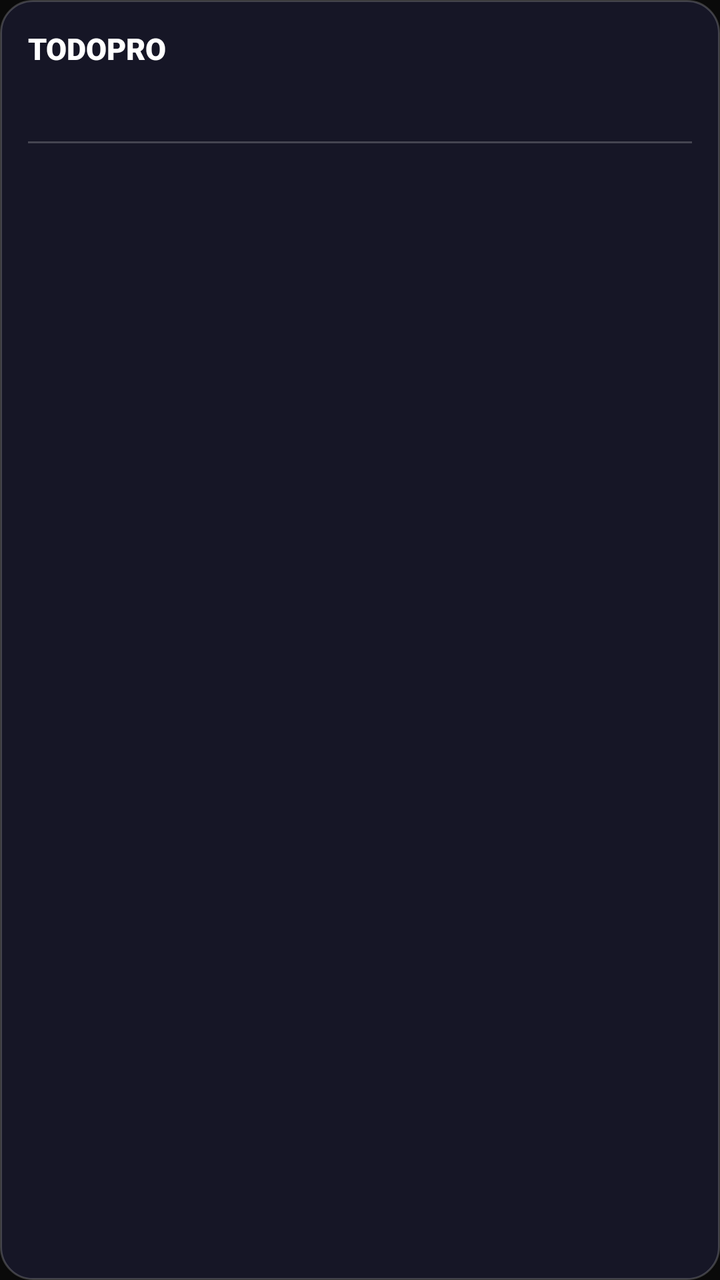
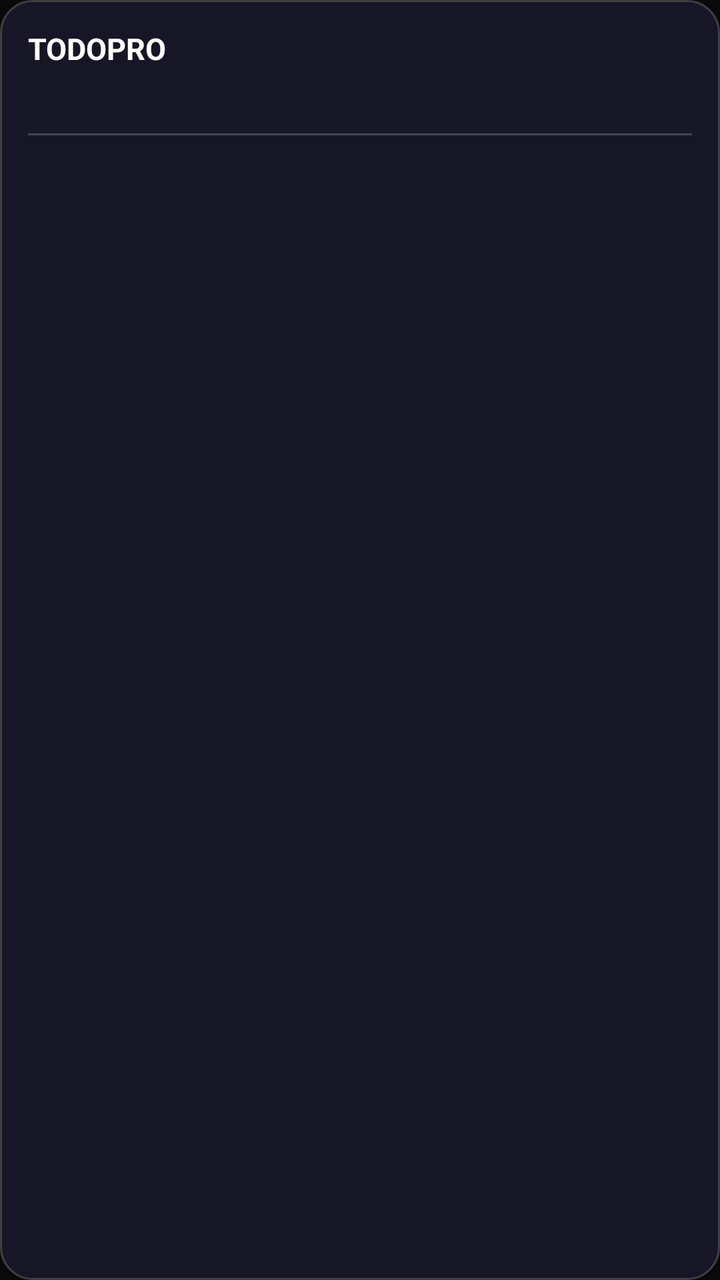

Two renders of the same Android screen: before a commit and after it. Below are the layout's source before the change and the commit's diff.
<!-- AndroidManifest.xml: application theme Theme.TodoPro.Dark -->
<!-- res/layout/widget_large.xml -->
<?xml version="1.0" encoding="utf-8"?>
<LinearLayout
    xmlns:android="http://schemas.android.com/apk/res/android"
    android:id="@+id/widgetLargeRoot"
    android:layout_width="match_parent"
    android:layout_height="match_parent"
    android:orientation="vertical"
    android:background="@drawable/widget_background"
    android:padding="14dp">

    
    <LinearLayout
        android:layout_width="match_parent"
        android:layout_height="wrap_content"
        android:orientation="horizontal"
        android:gravity="center_vertical"
        android:layout_marginBottom="10dp">

        <TextView
            android:id="@+id/widgetLargeTitle"
            android:layout_width="0dp"
            android:layout_height="wrap_content"
            android:layout_weight="1"
            android:text="TODOPRO"
            android:textSize="15sp"
            android:textStyle="bold"
            android:textColor="#FFFFFF"
            android:fontFamily="sans-serif-black" />

        <TextView
            android:id="@+id/widgetLargeStreak"
            android:layout_width="wrap_content"
            android:layout_height="wrap_content"
            android:textSize="13sp"
            android:textColor="#FFD740"
            android:fontFamily="sans-serif-medium" />

    </LinearLayout>

    
    <TextView
        android:id="@+id/widgetLargeCount"
        android:layout_width="wrap_content"
        android:layout_height="wrap_content"
        android:textSize="12sp"
        android:textColor="#69F0AE"
        android:fontFamily="sans-serif"
        android:layout_marginBottom="10dp" />

    
    <View
        android:layout_width="match_parent"
        android:layout_height="1dp"
        android:background="#33FFFFFF"
        android:layout_marginBottom="8dp" />

    
    <LinearLayout
        android:id="@+id/widgetRow1"
        android:layout_width="match_parent"
        android:layout_height="wrap_content"
        android:orientation="horizontal"
        android:gravity="center_vertical"
        android:layout_marginBottom="5dp"
        android:visibility="gone">
        <TextView android:id="@+id/widgetDot1" android:layout_width="20dp" android:layout_height="wrap_content" android:textSize="10sp" />
        <TextView android:id="@+id/widgetTodo1" android:layout_width="0dp" android:layout_height="wrap_content" android:layout_weight="1" android:textSize="12sp" android:textColor="#EEEEEE" android:maxLines="1" android:ellipsize="end" android:fontFamily="sans-serif" />
    </LinearLayout>

    
    <LinearLayout
        android:id="@+id/widgetRow2"
        android:layout_width="match_parent"
        android:layout_height="wrap_content"
        android:orientation="horizontal"
        android:gravity="center_vertical"
        android:layout_marginBottom="5dp"
        android:visibility="gone">
        <TextView android:id="@+id/widgetDot2" android:layout_width="20dp" android:layout_height="wrap_content" android:textSize="10sp" />
        <TextView android:id="@+id/widgetTodo2" android:layout_width="0dp" android:layout_height="wrap_content" android:layout_weight="1" android:textSize="12sp" android:textColor="#EEEEEE" android:maxLines="1" android:ellipsize="end" android:fontFamily="sans-serif" />
    </LinearLayout>

    
    <LinearLayout
        android:id="@+id/widgetRow3"
        android:layout_width="match_parent"
        android:layout_height="wrap_content"
        android:orientation="horizontal"
        android:gravity="center_vertical"
        android:layout_marginBottom="5dp"
        android:visibility="gone">
        <TextView android:id="@+id/widgetDot3" android:layout_width="20dp" android:layout_height="wrap_content" android:textSize="10sp" />
        <TextView android:id="@+id/widgetTodo3" android:layout_width="0dp" android:layout_height="wrap_content" android:layout_weight="1" android:textSize="12sp" android:textColor="#EEEEEE" android:maxLines="1" android:ellipsize="end" android:fontFamily="sans-serif" />
    </LinearLayout>

    
    <LinearLayout
        android:id="@+id/widgetRow4"
        android:layout_width="match_parent"
        android:layout_height="wrap_content"
        android:orientation="horizontal"
        android:gravity="center_vertical"
        android:layout_marginBottom="5dp"
        android:visibility="gone">
        <TextView android:id="@+id/widgetDot4" android:layout_width="20dp" android:layout_height="wrap_content" android:textSize="10sp" />
        <TextView android:id="@+id/widgetTodo4" android:layout_width="0dp" android:layout_height="wrap_content" android:layout_weight="1" android:textSize="12sp" android:textColor="#EEEEEE" android:maxLines="1" android:ellipsize="end" android:fontFamily="sans-serif" />
    </LinearLayout>

    
    <LinearLayout
        android:id="@+id/widgetRow5"
        android:layout_width="match_parent"
        android:layout_height="wrap_content"
        android:orientation="horizontal"
        android:gravity="center_vertical"
        android:layout_marginBottom="5dp"
        android:visibility="gone">
        <TextView android:id="@+id/widgetDot5" android:layout_width="20dp" android:layout_height="wrap_content" android:textSize="10sp" />
        <TextView android:id="@+id/widgetTodo5" android:layout_width="0dp" android:layout_height="wrap_content" android:layout_weight="1" android:textSize="12sp" android:textColor="#EEEEEE" android:maxLines="1" android:ellipsize="end" android:fontFamily="sans-serif" />
    </LinearLayout>

    
    <TextView
        android:id="@+id/widgetMoreCount"
        android:layout_width="wrap_content"
        android:layout_height="wrap_content"
        android:textSize="11sp"
        android:textColor="#888888"
        android:fontFamily="sans-serif"
        android:visibility="gone" />

</LinearLayout>
<!-- resources referenced by this layout -->
<resources>
  <!-- drawable widget_background (drawable) -->
  <?xml version="1.0" encoding="utf-8"?>
  <shape xmlns:android="http://schemas.android.com/apk/res/android"
      android:shape="rectangle">
      <solid android:color="#CC1A1A2E" />
      <corners android:radius="16dp" />
      <stroke android:width="1dp" android:color="#33FFFFFF" />
  </shape>
  <style name="Theme.TodoPro.Dark" parent="Theme.MaterialComponents.NoActionBar">
          <item name="colorPrimary">@color/neon_yellow</item>
          <item name="colorPrimaryVariant">@color/neon_yellow</item>
          <item name="colorOnPrimary">@color/black</item>
          <item name="android:statusBarColor">@color/dark_bg</item>
          <item name="android:navigationBarColor">@color/dark_bg</item>
          <item name="android:windowLightStatusBar">false</item>
          <item name="android:windowBackground">@color/dark_bg</item>
          
          <item name="todoBgColor">@color/dark_bg</item>
          <item name="todoSurfaceColor">@color/dark_surface</item>
          <item name="todoTextColor">@color/dark_text</item>
          <item name="todoHintColor">@color/dark_hint</item>
          <item name="todoDividerColor">@color/dark_divider</item>
          <item name="todoEmptyTitleColor">@color/neon_yellow</item>
          <item name="todoCardColor">@color/dark_card</item>
          <item name="todoInputColor">@color/dark_input</item>
      </style>
  <color name="neon_yellow">#CCFF00</color>
  <color name="black">#000000</color>
  <color name="dark_bg">#0A0A0A</color>
  <color name="dark_surface">#1A1A1A</color>
  <color name="dark_text">#FFFFFF</color>
  <color name="dark_hint">#666666</color>
  <color name="dark_divider">#2A2A2A</color>
  <color name="dark_card">#1E1E1E</color>
  <color name="dark_input">#1A1A1A</color>
</resources>

<!-- the commit's change to res/layout/widget_large.xml (unified diff, before → after) -->
@@ -14,7 +14,7 @@
         android:layout_height="wrap_content"
         android:orientation="horizontal"
         android:gravity="center_vertical"
-        android:layout_marginBottom="10dp">
+        android:layout_marginBottom="8dp">
 
         <TextView
             android:id="@+id/widgetLargeTitle"
@@ -24,16 +24,14 @@
             android:text="TODOPRO"
             android:textSize="15sp"
             android:textStyle="bold"
-            android:textColor="#FFFFFF"
-            android:fontFamily="sans-serif-black" />
+            android:textColor="#FFFFFF" />
 
         <TextView
             android:id="@+id/widgetLargeStreak"
             android:layout_width="wrap_content"
             android:layout_height="wrap_content"
             android:textSize="13sp"
-            android:textColor="#FFD740"
-            android:fontFamily="sans-serif-medium" />
+            android:textColor="#FFD740" />
 
     </LinearLayout>
 
@@ -44,15 +42,14 @@
         android:layout_height="wrap_content"
         android:textSize="12sp"
         android:textColor="#69F0AE"
-        android:fontFamily="sans-serif"
-        android:layout_marginBottom="10dp" />
+        android:layout_marginBottom="8dp" />
 
     
     <View
         android:layout_width="match_parent"
         android:layout_height="1dp"
         android:background="#33FFFFFF"
-        android:layout_marginBottom="8dp" />
+        android:layout_marginBottom="6dp" />
 
     
     <LinearLayout
@@ -61,10 +58,23 @@
         android:layout_height="wrap_content"
         android:orientation="horizontal"
         android:gravity="center_vertical"
-        android:layout_marginBottom="5dp"
+        android:layout_marginBottom="4dp"
         android:visibility="gone">
-        <TextView android:id="@+id/widgetDot1" android:layout_width="20dp" android:layout_height="wrap_content" android:textSize="10sp" />
-        <TextView android:id="@+id/widgetTodo1" android:layout_width="0dp" android:layout_height="wrap_content" android:layout_weight="1" android:textSize="12sp" android:textColor="#EEEEEE" android:maxLines="1" android:ellipsize="end" android:fontFamily="sans-serif" />
+        <TextView
+            android:id="@+id/widgetDot1"
+            android:layout_width="18dp"
+            android:layout_height="wrap_content"
+            android:textSize="10sp"
+            android:textColor="#FFFFFF" />
+        <TextView
+            android:id="@+id/widgetTodo1"
+            android:layout_width="0dp"
+            android:layout_height="wrap_content"
+            android:layout_weight="1"
+            android:textSize="12sp"
+            android:textColor="#EEEEEE"
+            android:maxLines="1"
+            android:ellipsize="end" />
     </LinearLayout>
 
     
@@ -74,10 +84,23 @@
         android:layout_height="wrap_content"
         android:orientation="horizontal"
         android:gravity="center_vertical"
-        android:layout_marginBottom="5dp"
+        android:layout_marginBottom="4dp"
         android:visibility="gone">
-        <TextView android:id="@+id/widgetDot2" android:layout_width="20dp" android:layout_height="wrap_content" android:textSize="10sp" />
-        <TextView android:id="@+id/widgetTodo2" android:layout_width="0dp" android:layout_height="wrap_content" android:layout_weight="1" android:textSize="12sp" android:textColor="#EEEEEE" android:maxLines="1" android:ellipsize="end" android:fontFamily="sans-serif" />
+        <TextView
+            android:id="@+id/widgetDot2"
+            android:layout_width="18dp"
+            android:layout_height="wrap_content"
+            android:textSize="10sp"
+            android:textColor="#FFFFFF" />
+        <TextView
+            android:id="@+id/widgetTodo2"
+            android:layout_width="0dp"
+            android:layout_height="wrap_content"
+            android:layout_weight="1"
+            android:textSize="12sp"
+            android:textColor="#EEEEEE"
+            android:maxLines="1"
+            android:ellipsize="end" />
     </LinearLayout>
 
     
@@ -87,10 +110,23 @@
         android:layout_height="wrap_content"
         android:orientation="horizontal"
         android:gravity="center_vertical"
-        android:layout_marginBottom="5dp"
+        android:layout_marginBottom="4dp"
         android:visibility="gone">
-        <TextView android:id="@+id/widgetDot3" android:layout_width="20dp" android:layout_height="wrap_content" android:textSize="10sp" />
-        <TextView android:id="@+id/widgetTodo3" android:layout_width="0dp" android:layout_height="wrap_content" android:layout_weight="1" android:textSize="12sp" android:textColor="#EEEEEE" android:maxLines="1" android:ellipsize="end" android:fontFamily="sans-serif" />
+        <TextView
+            android:id="@+id/widgetDot3"
+            android:layout_width="18dp"
+            android:layout_height="wrap_content"
+            android:textSize="10sp"
+            android:textColor="#FFFFFF" />
+        <TextView
+            android:id="@+id/widgetTodo3"
+            android:layout_width="0dp"
+            android:layout_height="wrap_content"
+            android:layout_weight="1"
+            android:textSize="12sp"
+            android:textColor="#EEEEEE"
+            android:maxLines="1"
+            android:ellipsize="end" />
     </LinearLayout>
 
     
@@ -100,10 +136,23 @@
         android:layout_height="wrap_content"
         android:orientation="horizontal"
         android:gravity="center_vertical"
-        android:layout_marginBottom="5dp"
+        android:layout_marginBottom="4dp"
         android:visibility="gone">
-        <TextView android:id="@+id/widgetDot4" android:layout_width="20dp" android:layout_height="wrap_content" android:textSize="10sp" />
-        <TextView android:id="@+id/widgetTodo4" android:layout_width="0dp" android:layout_height="wrap_content" android:layout_weight="1" android:textSize="12sp" android:textColor="#EEEEEE" android:maxLines="1" android:ellipsize="end" android:fontFamily="sans-serif" />
+        <TextView
+            android:id="@+id/widgetDot4"
+            android:layout_width="18dp"
+            android:layout_height="wrap_content"
+            android:textSize="10sp"
+            android:textColor="#FFFFFF" />
+        <TextView
+            android:id="@+id/widgetTodo4"
+            android:layout_width="0dp"
+            android:layout_height="wrap_content"
+            android:layout_weight="1"
+            android:textSize="12sp"
+            android:textColor="#EEEEEE"
+            android:maxLines="1"
+            android:ellipsize="end" />
     </LinearLayout>
 
     
@@ -113,10 +162,23 @@
         android:layout_height="wrap_content"
         android:orientation="horizontal"
         android:gravity="center_vertical"
-        android:layout_marginBottom="5dp"
+        android:layout_marginBottom="4dp"
         android:visibility="gone">
-        <TextView android:id="@+id/widgetDot5" android:layout_width="20dp" android:layout_height="wrap_content" android:textSize="10sp" />
-        <TextView android:id="@+id/widgetTodo5" android:layout_width="0dp" android:layout_height="wrap_content" android:layout_weight="1" android:textSize="12sp" android:textColor="#EEEEEE" android:maxLines="1" android:ellipsize="end" android:fontFamily="sans-serif" />
+        <TextView
+            android:id="@+id/widgetDot5"
+            android:layout_width="18dp"
+            android:layout_height="wrap_content"
+            android:textSize="10sp"
+            android:textColor="#FFFFFF" />
+        <TextView
+            android:id="@+id/widgetTodo5"
+            android:layout_width="0dp"
+            android:layout_height="wrap_content"
+            android:layout_weight="1"
+            android:textSize="12sp"
+            android:textColor="#EEEEEE"
+            android:maxLines="1"
+            android:ellipsize="end" />
     </LinearLayout>
 
     
@@ -126,7 +188,6 @@
         android:layout_height="wrap_content"
         android:textSize="11sp"
         android:textColor="#888888"
-        android:fontFamily="sans-serif"
         android:visibility="gone" />
 
 </LinearLayout>
